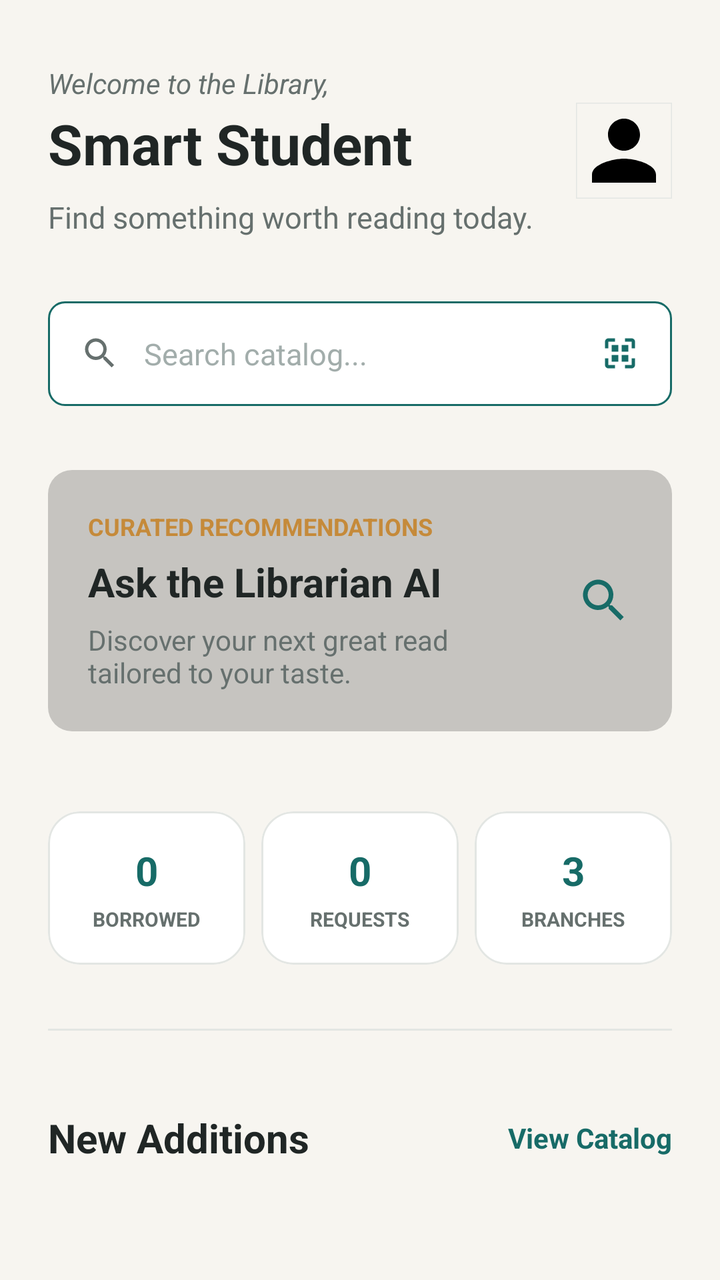
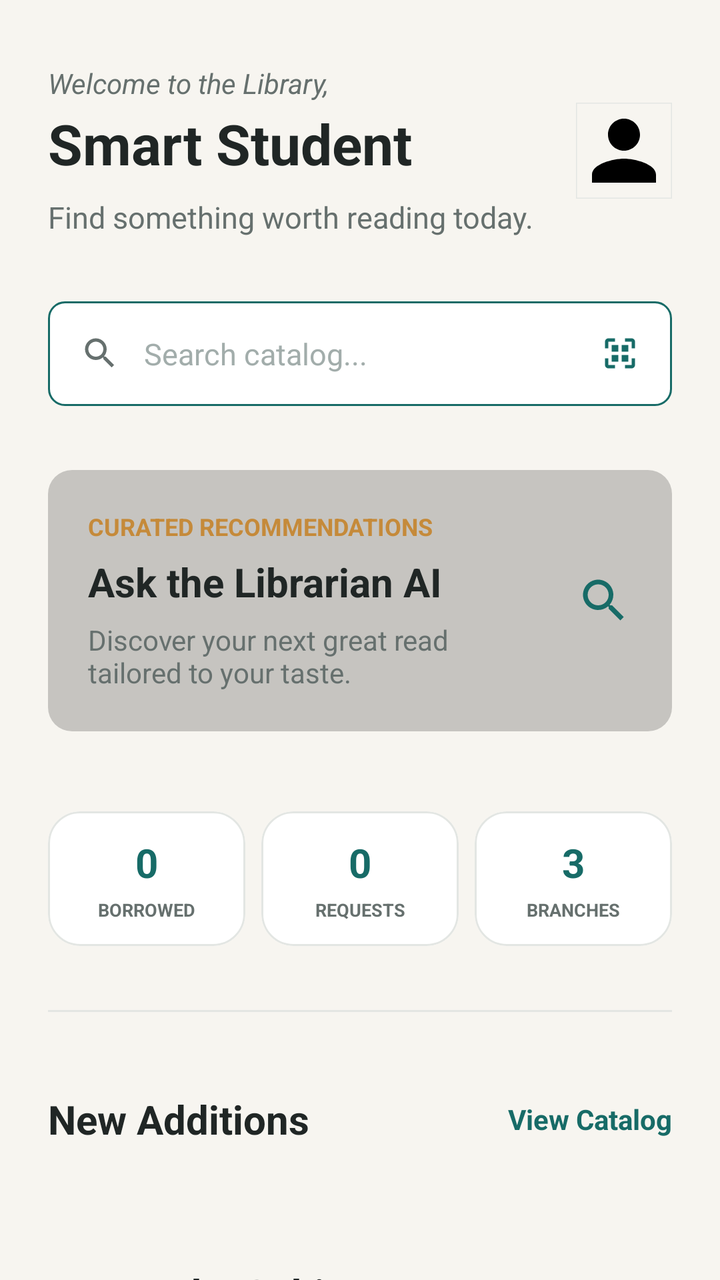

An Android layout rendered at two revisions. The XML below is the earlier revision; the diff shows what the commit changed to produce the second picture.
<!-- AndroidManifest.xml: application theme Theme.SmartLibrary -->
<!-- res/layout/fragment_home.xml -->
<?xml version="1.0" encoding="utf-8"?>
<androidx.core.widget.NestedScrollView xmlns:android="http://schemas.android.com/apk/res/android"
    xmlns:app="http://schemas.android.com/apk/res-auto"
    android:layout_width="match_parent"
    android:layout_height="match_parent"
    android:background="@color/background"
    android:clipToPadding="false"
    android:fillViewport="true">

    <LinearLayout
        android:layout_width="match_parent"
        android:layout_height="wrap_content"
        android:orientation="vertical"
        android:paddingTop="32dp"
        android:paddingBottom="90dp">

        
        <RelativeLayout
            android:layout_width="match_parent"
            android:layout_height="wrap_content"
            android:paddingHorizontal="24dp">

            <LinearLayout
                android:layout_width="wrap_content"
                android:layout_height="wrap_content"
                android:layout_centerVertical="true"
                android:layout_toStartOf="@id/imgHomeProfile"
                android:layout_alignParentStart="true"
                android:orientation="vertical">

                <TextView
                    android:id="@+id/tvGreeting"
                    android:layout_width="wrap_content"
                    android:layout_height="wrap_content"
                    android:text="Welcome to the Library,"
                    android:textColor="@color/text_secondary"
                    android:textSize="14sp"
                    android:textStyle="italic" />

                <TextView
                    android:id="@+id/tvHomeUserName"
                    android:layout_width="wrap_content"
                    android:layout_height="wrap_content"
                    android:layout_marginTop="2dp"
                    android:text="Smart Student"
                    android:textColor="@color/text_primary"
                    android:textSize="28sp"
                    android:textStyle="bold" />
                    
                <TextView
                    android:layout_width="wrap_content"
                    android:layout_height="wrap_content"
                    android:layout_marginTop="8dp"
                    android:text="Find something worth reading today."
                    android:textColor="@color/text_secondary"
                    android:textSize="15sp" />
            </LinearLayout>

            <com.google.android.material.imageview.ShapeableImageView
                android:id="@+id/imgHomeProfile"
                android:layout_width="48dp"
                android:layout_height="48dp"
                android:layout_alignParentEnd="true"
                android:layout_centerVertical="true"
                android:contentDescription="Profile Photo"
                android:scaleType="centerCrop"
                android:src="@drawable/ic_profile"
                app:cornerSize="50%"
                app:strokeColor="@color/divider"
                app:strokeWidth="1dp" />
        </RelativeLayout>

        
        <LinearLayout
            android:id="@+id/cardHomeSearch"
            android:layout_width="match_parent"
            android:layout_height="wrap_content"
            android:layout_marginHorizontal="24dp"
            android:layout_marginTop="32dp"
            android:background="@drawable/bg_search_bar"
            android:gravity="center_vertical"
            android:orientation="horizontal"
            android:padding="16dp">

            <ImageView
                android:layout_width="20dp"
                android:layout_height="20dp"
                android:contentDescription="Search"
                android:src="@drawable/ic_search"
                app:tint="@color/text_secondary" />

            <TextView
                android:id="@+id/tvHomeSearchPlaceholder"
                android:layout_width="0dp"
                android:layout_height="wrap_content"
                android:layout_marginStart="12dp"
                android:layout_weight="1"
                android:text="Search catalog..."
                android:textColor="@color/text_muted"
                android:textSize="15sp" />

            <ImageView
                android:id="@+id/btnHomeScanQr"
                android:layout_width="20dp"
                android:layout_height="20dp"
                android:layout_marginStart="8dp"
                android:background="?attr/selectableItemBackgroundBorderless"
                android:contentDescription="Scan QR"
                android:src="@drawable/ic_qr_scan"
                app:tint="@color/primary" />
        </LinearLayout>

        
        <LinearLayout
            android:id="@+id/cardAiAssistant"
            android:layout_width="match_parent"
            android:layout_height="wrap_content"
            android:layout_marginHorizontal="24dp"
            android:layout_marginTop="32dp"
            android:background="@drawable/bg_rating_chip"
            android:orientation="horizontal"
            android:padding="20dp"
            android:gravity="center_vertical">

            <LinearLayout
                android:layout_width="0dp"
                android:layout_height="wrap_content"
                android:layout_weight="1"
                android:orientation="vertical">
                
                <TextView
                    android:layout_width="wrap_content"
                    android:layout_height="wrap_content"
                    android:text="Curated Recommendations"
                    android:textColor="@color/accent"
                    android:textSize="12sp"
                    android:textStyle="bold"
                    android:textAllCaps="true"/>

                <TextView
                    android:layout_width="wrap_content"
                    android:layout_height="wrap_content"
                    android:layout_marginTop="6dp"
                    android:text="Ask the Librarian AI"
                    android:textColor="@color/text_primary"
                    android:textSize="20sp"
                    android:textStyle="bold" />

                <TextView
                    android:layout_width="match_parent"
                    android:layout_height="wrap_content"
                    android:layout_marginTop="6dp"
                    android:text="Discover your next great read tailored to your taste."
                    android:textColor="@color/text_secondary"
                    android:textSize="14sp" />
            </LinearLayout>

            <ImageView
                android:layout_width="28dp"
                android:layout_height="28dp"
                android:layout_marginStart="16dp"
                android:src="@drawable/ic_search"
                app:tint="@color/primary" />
        </LinearLayout>

        
        <LinearLayout
            android:id="@+id/layoutContinueReading"
            android:layout_width="match_parent"
            android:layout_height="wrap_content"
            android:orientation="vertical"
            android:paddingHorizontal="24dp"
            android:layout_marginTop="40dp"
            android:visibility="gone">
            
            <TextView
                android:layout_width="wrap_content"
                android:layout_height="wrap_content"
                android:text="Currently Reading"
                android:textColor="@color/text_primary"
                android:textSize="20sp"
                android:textStyle="bold" />
                
            <LinearLayout
                android:id="@+id/cardContinueReading"
                android:layout_width="match_parent"
                android:layout_height="wrap_content"
                android:layout_marginTop="16dp"
                android:orientation="horizontal">
                
                <com.google.android.material.card.MaterialCardView
                    android:layout_width="80dp"
                    android:layout_height="110dp"
                    app:cardCornerRadius="2dp"
                    app:cardElevation="2dp">
                    <ImageView
                        android:id="@+id/imgContinueCover"
                        android:layout_width="match_parent"
                        android:layout_height="match_parent"
                        android:scaleType="centerCrop"
                        android:src="@drawable/ic_book" />
                </com.google.android.material.card.MaterialCardView>
                
                <LinearLayout
                    android:layout_width="0dp"
                    android:layout_height="wrap_content"
                    android:layout_weight="1"
                    android:layout_marginStart="20dp"
                    android:layout_gravity="center_vertical"
                    android:orientation="vertical">
                    
                    <TextView
                        android:id="@+id/tvContinueTitle"
                        android:layout_width="wrap_content"
                        android:layout_height="wrap_content"
                        android:text="Book Title"
                        android:textColor="@color/text_primary"
                        android:textSize="18sp"
                        android:textStyle="bold"
                        android:maxLines="2"
                        android:ellipsize="end"/>
                        
                    <TextView
                        android:id="@+id/tvContinueAuthor"
                        android:layout_width="wrap_content"
                        android:layout_height="wrap_content"
                        android:text="Author"
                        android:textColor="@color/text_secondary"
                        android:textSize="14sp"
                        android:layout_marginTop="6dp" />
                        
                    <TextView
                        android:id="@+id/tvContinueStatus"
                        android:layout_width="wrap_content"
                        android:layout_height="wrap_content"
                        android:text="Borrowed"
                        android:textColor="@color/accent"
                        android:textSize="13sp"
                        android:textStyle="bold"
                        android:layout_marginTop="16dp" />
                </LinearLayout>
            </LinearLayout>
        </LinearLayout>

        
        <LinearLayout
            android:id="@+id/layoutDashboardOverview"
            android:layout_width="match_parent"
            android:layout_height="wrap_content"
            android:orientation="horizontal"
            android:paddingHorizontal="24dp"
            android:layout_marginTop="40dp">

            <com.google.android.material.card.MaterialCardView
                android:id="@+id/cardIssuedBooks"
                android:layout_width="0dp"
                android:layout_height="wrap_content"
                android:layout_weight="1"
                android:clickable="true"
                android:focusable="true"
                android:foreground="?attr/selectableItemBackground"
                app:cardElevation="0dp"
                app:cardBackgroundColor="@color/surface"
                app:strokeWidth="1dp"
                app:strokeColor="@color/card_stroke">
                <LinearLayout
                    android:layout_width="match_parent"
                    android:layout_height="wrap_content"
                    android:orientation="vertical"
                    android:padding="16dp"
                    android:gravity="center">
                    <TextView
                        android:id="@+id/tvStatIssuedCount"
                        android:layout_width="wrap_content"
                        android:layout_height="wrap_content"
                        android:text="0"
                        android:textColor="@color/primary"
                        android:textSize="20sp"
                        android:textStyle="bold" />
                    <TextView
                        android:layout_width="wrap_content"
                        android:layout_height="wrap_content"
                        android:layout_marginTop="4dp"
                        android:text="Borrowed"
                        android:textColor="@color/text_secondary"
                        android:textSize="10sp"
                        android:textStyle="bold"
                        android:textAllCaps="true" />
                </LinearLayout>
            </com.google.android.material.card.MaterialCardView>

            <View
                android:layout_width="8dp"
                android:layout_height="match_parent"
                android:background="@android:color/transparent"/>

            <com.google.android.material.card.MaterialCardView
                android:id="@+id/cardPendingRequests"
                android:layout_width="0dp"
                android:layout_height="wrap_content"
                android:layout_weight="1"
                android:clickable="true"
                android:focusable="true"
                android:foreground="?attr/selectableItemBackground"
                app:cardElevation="0dp"
                app:cardBackgroundColor="@color/surface"
                app:strokeWidth="1dp"
                app:strokeColor="@color/card_stroke">
                <LinearLayout
                    android:layout_width="match_parent"
                    android:layout_height="wrap_content"
                    android:orientation="vertical"
                    android:padding="16dp"
                    android:gravity="center">
                    <TextView
                        android:id="@+id/tvStatPendingCount"
                        android:layout_width="wrap_content"
                        android:layout_height="wrap_content"
                        android:text="0"
                        android:textColor="@color/primary"
                        android:textSize="20sp"
                        android:textStyle="bold" />
                    <TextView
                        android:layout_width="wrap_content"
                        android:layout_height="wrap_content"
                        android:layout_marginTop="4dp"
                        android:text="Requests"
                        android:textColor="@color/text_secondary"
                        android:textSize="10sp"
                        android:textStyle="bold"
                        android:textAllCaps="true" />
                </LinearLayout>
            </com.google.android.material.card.MaterialCardView>
            
            <View
                android:layout_width="8dp"
                android:layout_height="match_parent"
                android:background="@android:color/transparent"/>

            <com.google.android.material.card.MaterialCardView
                android:id="@+id/cardLibraryLocations"
                android:layout_width="0dp"
                android:layout_height="wrap_content"
                android:layout_weight="1"
                android:clickable="true"
                android:focusable="true"
                android:foreground="?attr/selectableItemBackground"
                app:cardElevation="0dp"
                app:cardBackgroundColor="@color/surface"
                app:strokeWidth="1dp"
                app:strokeColor="@color/card_stroke">
                <LinearLayout
                    android:layout_width="match_parent"
                    android:layout_height="wrap_content"
                    android:orientation="vertical"
                    android:padding="16dp"
                    android:gravity="center">
                    <TextView
                        android:id="@+id/tvStatLocationsCount"
                        android:layout_width="wrap_content"
                        android:layout_height="wrap_content"
                        android:text="3"
                        android:textColor="@color/primary"
                        android:textSize="20sp"
                        android:textStyle="bold" />
                    <TextView
                        android:layout_width="wrap_content"
                        android:layout_height="wrap_content"
                        android:layout_marginTop="4dp"
                        android:text="Branches"
                        android:textColor="@color/text_secondary"
                        android:textSize="10sp"
                        android:textStyle="bold"
                        android:textAllCaps="true" />
                </LinearLayout>
            </com.google.android.material.card.MaterialCardView>
            
            
            <View android:id="@+id/cardAvailableBooks" android:layout_width="0dp" android:layout_height="0dp"/>
            <TextView android:id="@+id/tvStatAvailableCount" android:layout_width="0dp" android:layout_height="0dp" android:visibility="gone"/>

        </LinearLayout>

        
        <View
            android:layout_width="match_parent"
            android:layout_height="1dp"
            android:background="@color/divider"
            android:layout_marginHorizontal="24dp"
            android:layout_marginTop="32dp" />

        
        <RelativeLayout
            android:layout_width="match_parent"
            android:layout_height="wrap_content"
            android:layout_marginTop="40dp"
            android:paddingHorizontal="24dp">

            <TextView
                android:layout_width="wrap_content"
                android:layout_height="wrap_content"
                android:layout_alignParentStart="true"
                android:layout_centerVertical="true"
                android:text="New Additions"
                android:textColor="@color/text_primary"
                android:textSize="20sp"
                android:textStyle="bold" />

            <TextView
                android:id="@+id/tvViewAllBooks"
                android:layout_width="wrap_content"
                android:layout_height="wrap_content"
                android:layout_alignParentEnd="true"
                android:layout_centerVertical="true"
                android:paddingVertical="4dp"
                android:text="View Catalog"
                android:textColor="@color/primary"
                android:textSize="14sp"
                android:textStyle="bold" />
        </RelativeLayout>

        <androidx.recyclerview.widget.RecyclerView
            android:id="@+id/rvRecentBooks"
            android:layout_width="match_parent"
            android:layout_height="wrap_content"
            android:layout_marginTop="20dp"
            android:clipToPadding="false"
            android:paddingHorizontal="24dp"
            android:orientation="horizontal"
            app:layoutManager="androidx.recyclerview.widget.LinearLayoutManager" />

        
        <TextView
            android:layout_width="wrap_content"
            android:layout_height="wrap_content"
            android:layout_marginTop="40dp"
            android:layout_marginHorizontal="24dp"
            android:text="Browse by Subject"
            android:textColor="@color/text_primary"
            android:textSize="20sp"
            android:textStyle="bold" />

        <androidx.recyclerview.widget.RecyclerView
            android:id="@+id/rvHomeCategories"
            android:layout_width="match_parent"
            android:layout_height="wrap_content"
            android:layout_marginTop="20dp"
            android:clipToPadding="false"
            android:paddingHorizontal="24dp"
            android:orientation="horizontal"
            app:layoutManager="androidx.recyclerview.widget.LinearLayoutManager" />

    </LinearLayout>
</androidx.core.widget.NestedScrollView>
<!-- resources referenced by this layout -->
<resources>
  <color name="accent">#C58A3A</color>
  <color name="background">#F7F5F0</color>
  <color name="card_stroke">#E3E6E3</color>
  <color name="divider">#E3E6E3</color>
  <color name="primary">#176B67</color>
  <color name="surface">#FFFFFF</color>
  <color name="text_muted">#A2ADAB</color>
  <color name="text_primary">#202625</color>
  <color name="text_secondary">#66706E</color>
  <!-- drawable bg_rating_chip (drawable) -->
  <?xml version="1.0" encoding="utf-8"?>
  <shape xmlns:android="http://schemas.android.com/apk/res/android" android:shape="rectangle">
      <solid android:color="#33000000" />
      <corners android:radius="12dp" />
  </shape>
  <!-- drawable bg_search_bar (drawable) -->
  <?xml version="1.0" encoding="utf-8"?>
  <shape xmlns:android="http://schemas.android.com/apk/res/android" android:shape="rectangle">
      <solid android:color="@color/surface" />
      <stroke android:width="1dp" android:color="@color/primary" />
      <corners android:radius="8dp" />
  </shape>
  <!-- drawable ic_book (drawable) -->
  <vector xmlns:android="http://schemas.android.com/apk/res/android"
      android:width="24dp"
      android:height="24dp"
      android:viewportWidth="24"
      android:viewportHeight="24">
    <path
        android:fillColor="#FF000000"
        android:pathData="M18,2H6C4.9,2 4,2.9 4,4v16c0,1.1 0.9,2 2,2h12c1.1,0 2,-0.9 2,-2V4C20,2.9 19.1,2 18,2zM6,4h5v8l-2.5,-1.5L6,12V4z"/>
  </vector>
  <!-- drawable ic_profile (drawable) -->
  <vector xmlns:android="http://schemas.android.com/apk/res/android"
      android:width="24dp"
      android:height="24dp"
      android:viewportWidth="24"
      android:viewportHeight="24">
    <path
        android:fillColor="#FF000000"
        android:pathData="M12,12c2.21,0 4,-1.79 4,-4s-1.79,-4 -4,-4 -4,1.79 -4,4 1.79,4 4,4zm0,2c-2.67,0 -8,1.34 -8,4v2h16v-2c0,-2.66 -5.33,-4 -8,-4z"/>
  </vector>
  <style name="Theme.SmartLibrary" parent="Base.Theme.SmartLibrary" />
  <color name="primary_dark">#125854</color>
  <color name="white">#FFFFFF</color>
  <color name="accent_dark">#A47230</color>
  <style name="ShapeAppearance.SmartLibrary.SmallComponent" parent="ShapeAppearance.MaterialComponents.SmallComponent">
          <item name="cornerFamily">rounded</item>
          <item name="cornerSize">8dp</item>
      </style>
  <style name="ShapeAppearance.SmartLibrary.MediumComponent" parent="ShapeAppearance.MaterialComponents.MediumComponent">
          <item name="cornerFamily">rounded</item>
          <item name="cornerSize">16dp</item>
      </style>
  <style name="ShapeAppearance.SmartLibrary.LargeComponent" parent="ShapeAppearance.MaterialComponents.LargeComponent">
          <item name="cornerFamily">rounded</item>
          <item name="cornerSize">24dp</item>
      </style>
  <style name="Widget.SmartLibrary.CardView" parent="Widget.MaterialComponents.CardView">
          <item name="shapeAppearanceOverlay">@style/ShapeAppearance.SmartLibrary.MediumComponent</item>
          <item name="cardElevation">0dp</item>
          <item name="strokeWidth">1dp</item>
          <item name="strokeColor">@color/card_stroke</item>
          <item name="cardBackgroundColor">@color/surface</item>
      </style>
  <style name="Widget.SmartLibrary.Button" parent="Widget.MaterialComponents.Button">
          <item name="shapeAppearanceOverlay">@style/ShapeAppearance.SmartLibrary.SmallComponent</item>
          <item name="android:textAllCaps">false</item>
          <item name="android:letterSpacing">0.01</item>
          <item name="android:textSize">16sp</item>
      </style>
  <style name="Widget.SmartLibrary.BottomNavigationView" parent="Widget.MaterialComponents.BottomNavigationView">
          <item name="backgroundTint">@color/surface</item>
          <item name="itemIconTint">@color/bottom_nav_item_color</item>
          <item name="itemTextColor">@color/bottom_nav_item_color</item>
          <item name="elevation">8dp</item>
      </style>
  <!-- unchanged entries left out for length: 3 -->
</resources>

<!-- the commit's change to res/layout/fragment_home.xml (unified diff, before → after) -->
@@ -267,7 +267,8 @@
                     android:layout_width="match_parent"
                     android:layout_height="wrap_content"
                     android:orientation="vertical"
-                    android:padding="16dp"
+                    android:paddingVertical="12dp"
+                    android:paddingHorizontal="4dp"
                     android:gravity="center">
                     <TextView
                         android:id="@+id/tvStatIssuedCount"
@@ -278,12 +279,15 @@
                         android:textSize="20sp"
                         android:textStyle="bold" />
                     <TextView
-                        android:layout_width="wrap_content"
+                        android:layout_width="match_parent"
                         android:layout_height="wrap_content"
                         android:layout_marginTop="4dp"
                         android:text="Borrowed"
                         android:textColor="@color/text_secondary"
-                        android:textSize="10sp"
+                        android:textSize="9sp"
+                        android:gravity="center"
+                        android:textAlignment="center"
+                        android:maxLines="1"
                         android:textStyle="bold"
                         android:textAllCaps="true" />
                 </LinearLayout>
@@ -310,7 +314,8 @@
                     android:layout_width="match_parent"
                     android:layout_height="wrap_content"
                     android:orientation="vertical"
-                    android:padding="16dp"
+                    android:paddingVertical="12dp"
+                    android:paddingHorizontal="4dp"
                     android:gravity="center">
                     <TextView
                         android:id="@+id/tvStatPendingCount"
@@ -321,12 +326,15 @@
                         android:textSize="20sp"
                         android:textStyle="bold" />
                     <TextView
-                        android:layout_width="wrap_content"
+                        android:layout_width="match_parent"
                         android:layout_height="wrap_content"
                         android:layout_marginTop="4dp"
                         android:text="Requests"
                         android:textColor="@color/text_secondary"
-                        android:textSize="10sp"
+                        android:textSize="9sp"
+                        android:gravity="center"
+                        android:textAlignment="center"
+                        android:maxLines="1"
                         android:textStyle="bold"
                         android:textAllCaps="true" />
                 </LinearLayout>
@@ -353,7 +361,8 @@
                     android:layout_width="match_parent"
                     android:layout_height="wrap_content"
                     android:orientation="vertical"
-                    android:padding="16dp"
+                    android:paddingVertical="12dp"
+                    android:paddingHorizontal="4dp"
                     android:gravity="center">
                     <TextView
                         android:id="@+id/tvStatLocationsCount"
@@ -364,12 +373,15 @@
                         android:textSize="20sp"
                         android:textStyle="bold" />
                     <TextView
-                        android:layout_width="wrap_content"
+                        android:layout_width="match_parent"
                         android:layout_height="wrap_content"
                         android:layout_marginTop="4dp"
                         android:text="Branches"
                         android:textColor="@color/text_secondary"
-                        android:textSize="10sp"
+                        android:textSize="9sp"
+                        android:gravity="center"
+                        android:textAlignment="center"
+                        android:maxLines="1"
                         android:textStyle="bold"
                         android:textAllCaps="true" />
                 </LinearLayout>
